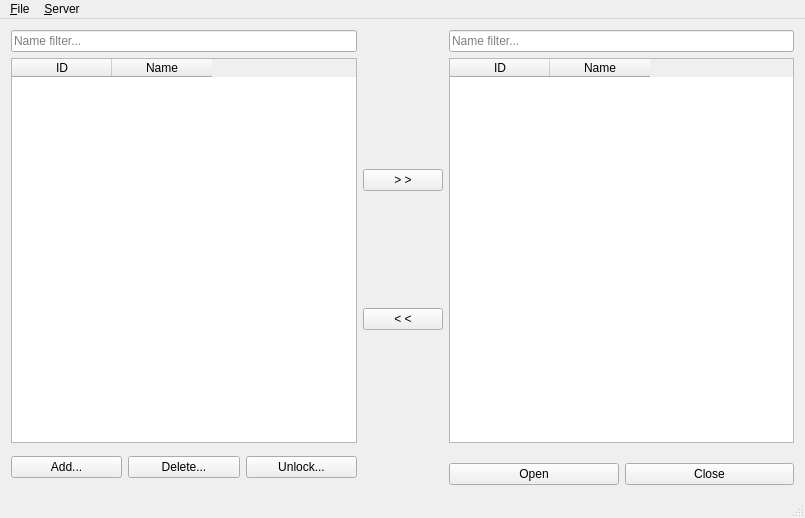
jlliteres/edib, file access_control_client/mainwindow.ui: the form before one commit.
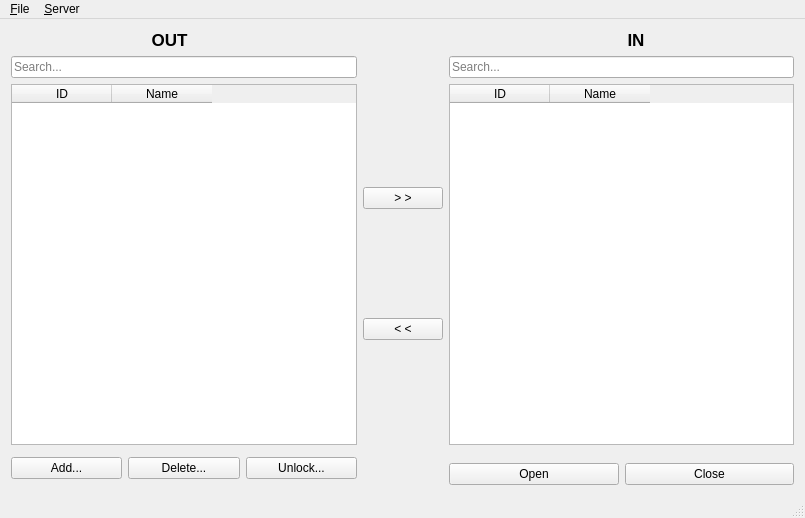
The form after the commit.

Commit message: added a clock and table labels

Diff of the .ui file:
```diff
--- a/access_control_client/mainwindow.ui
+++ b/access_control_client/mainwindow.ui
@@ -15,7 +15,35 @@
   </property>
   <widget class="QWidget" name="centralWidget">
    <layout class="QGridLayout" name="gridLayout">
-    <item row="2" column="0" rowspan="4">
+    <item row="1" column="0">
+     <widget class="QLineEdit" name="filterOut">
+      <property name="text">
+       <string/>
+      </property>
+      <property name="placeholderText">
+       <string>Search...</string>
+      </property>
+     </widget>
+    </item>
+    <item row="5" column="2" rowspan="2">
+     <layout class="QHBoxLayout" name="horizontalLayout_2">
+      <item>
+       <widget class="QPushButton" name="btnOpen">
+        <property name="text">
+         <string>Open</string>
+        </property>
+       </widget>
+      </item>
+      <item>
+       <widget class="QPushButton" name="btnClose">
+        <property name="text">
+         <string>Close</string>
+        </property>
+       </widget>
+      </item>
+     </layout>
+    </item>
+    <item row="3" column="0" rowspan="4">
      <layout class="QHBoxLayout" name="horizontalLayout">
       <item>
        <widget class="QPushButton" name="btnAdd">
@@ -46,24 +74,28 @@
       </item>
      </layout>
     </item>
-    <item row="0" column="0">
-     <widget class="QLineEdit" name="filterOut">
-      <property name="text">
-       <string/>
-      </property>
-      <property name="placeholderText">
-       <string>Name filter...</string>
-      </property>
+    <item row="2" column="2">
+     <widget class="QTableWidget" name="tblIN">
+      <column>
+       <property name="text">
+        <string>ID</string>
+       </property>
+      </column>
+      <column>
+       <property name="text">
+        <string>Name</string>
+       </property>
+      </column>
      </widget>
     </item>
-    <item row="0" column="2">
+    <item row="1" column="2">
      <widget class="QLineEdit" name="filterIn">
       <property name="placeholderText">
-       <string>Name filter...</string>
+       <string>Search...</string>
       </property>
      </widget>
     </item>
-    <item row="1" column="1">
+    <item row="2" column="1">
      <layout class="QVBoxLayout" name="verticalLayout">
       <item>
        <widget class="QPushButton" name="btnEnter">
@@ -81,39 +113,7 @@
       </item>
      </layout>
     </item>
-    <item row="1" column="2">
-     <widget class="QTableWidget" name="tblIN">
-      <column>
-       <property name="text">
-        <string>ID</string>
-       </property>
-      </column>
-      <column>
-       <property name="text">
-        <string>Name</string>
-       </property>
-      </column>
-     </widget>
-    </item>
-    <item row="4" column="2" rowspan="2">
-     <layout class="QHBoxLayout" name="horizontalLayout_2">
-      <item>
-       <widget class="QPushButton" name="btnOpen">
-        <property name="text">
-         <string>Open</string>
-        </property>
-       </widget>
-      </item>
-      <item>
-       <widget class="QPushButton" name="btnClose">
-        <property name="text">
-         <string>Close</string>
-        </property>
-       </widget>
-      </item>
-     </layout>
-    </item>
-    <item row="1" column="0">
+    <item row="2" column="0">
      <widget class="QTableWidget" name="tblOUT">
       <column>
        <property name="text">
@@ -127,6 +127,67 @@
       </column>
      </widget>
     </item>
+    <item row="0" column="0" colspan="3">
+     <layout class="QHBoxLayout" name="horizontalLayout_3">
+      <item>
+       <widget class="QLabel" name="label_2">
+        <property name="font">
+         <font>
+          <pointsize>13</pointsize>
+          <weight>75</weight>
+          <bold>true</bold>
+         </font>
+        </property>
+        <property name="text">
+         <string>OUT</string>
+        </property>
+        <property name="alignment">
+         <set>Qt::AlignCenter</set>
+        </property>
+       </widget>
+      </item>
+      <item>
+       <widget class="QLabel" name="clock">
+        <property name="sizePolicy">
+         <sizepolicy hsizetype="Fixed" vsizetype="Preferred">
+          <horstretch>0</horstretch>
+          <verstretch>0</verstretch>
+         </sizepolicy>
+        </property>
+        <property name="font">
+         <font>
+          <pointsize>12</pointsize>
+          <weight>50</weight>
+          <bold>false</bold>
+         </font>
+        </property>
+        <property name="text">
+         <string>                               </string>
+        </property>
+        <property name="alignment">
+         <set>Qt::AlignCenter</set>
+        </property>
+       </widget>
+      </item>
+      <item>
+       <widget class="QLabel" name="label_3">
+        <property name="font">
+         <font>
+          <pointsize>13</pointsize>
+          <weight>75</weight>
+          <bold>true</bold>
+         </font>
+        </property>
+        <property name="text">
+         <string>IN</string>
+        </property>
+        <property name="alignment">
+         <set>Qt::AlignCenter</set>
+        </property>
+       </widget>
+      </item>
+     </layout>
+    </item>
    </layout>
   </widget>
   <widget class="QStatusBar" name="statusBar"/>
```
The commit also changes 3 other files.
